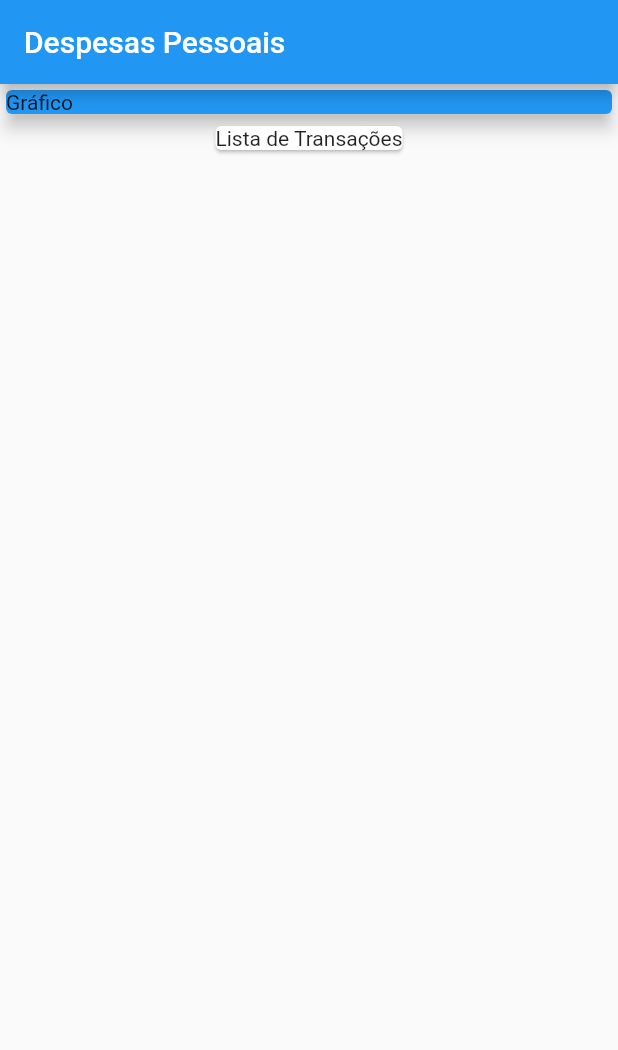
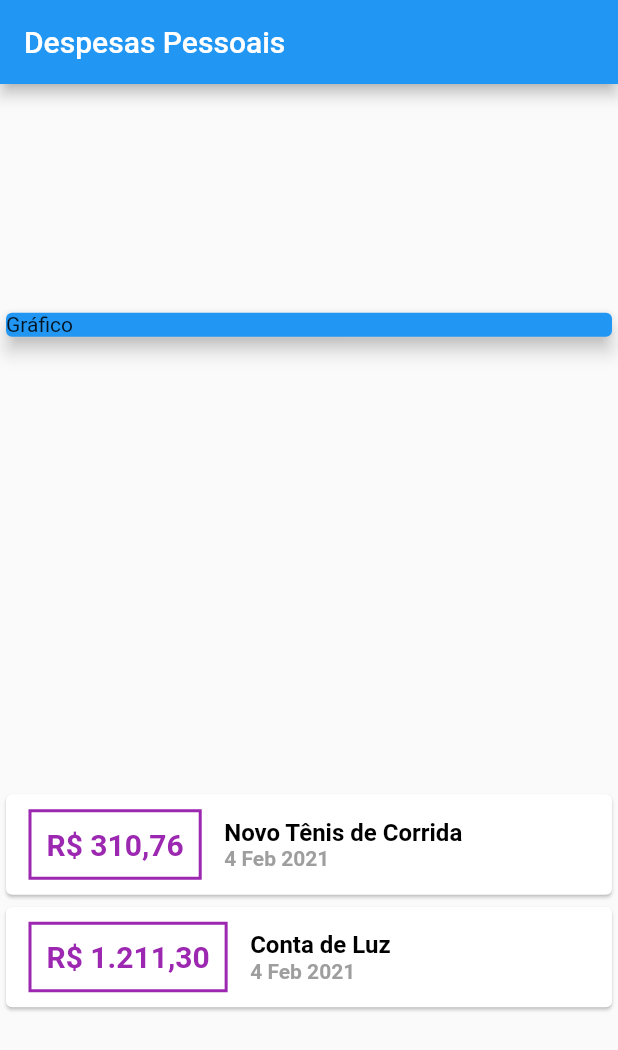
Before and after one commit to amedes-junior/expenses, a Flutter app: the screen it shows after launch, on a phone screen of 412 x 824 dp. Shown: the top 1050 px of the screen. Run offline on Flutter 3.47's test engine with Material 2 defaults, Android fonts, the phone set to English and light mode, and no system bars.

Commit message:
Expenses -> Fev, 04 de 2021 - Aula 89

```diff
--- a/lib/main.dart
+++ b/lib/main.dart
@@ -1,4 +1,6 @@
+import 'package:expenses/models/transaction.dart';
 import 'package:flutter/material.dart';
+import 'package:intl/intl.dart';
 
 main() => runApp(ExpendesesApp());
 
@@ -10,6 +12,16 @@ class ExpendesesApp extends StatelessWidget {
 }
 
 class MyHomePage extends StatelessWidget {
+  final _transactions = [
+    Transaction(
+        id: 't1',
+        title: 'Novo Tênis de Corrida',
+        value: 310.76,
+        date: DateTime.now()),
+    Transaction(
+        id: 't2', title: 'Conta de Luz', value: 1211.30, date: DateTime.now()),
+  ];
+
   @override
   Widget build(BuildContext context) {
     return Scaffold(
@@ -17,18 +29,63 @@ class MyHomePage extends StatelessWidget {
           title: Text('Despesas Pessoais'),
         ),
         body: Column(
+          mainAxisAlignment: MainAxisAlignment.spaceAround,
+          crossAxisAlignment: CrossAxisAlignment.stretch,
           children: [
             Container(
-            width: double.infinity,
               child: Card(
                 color: Colors.blue,
                 child: Text('Gráfico'),
                 elevation: 5,
               ),
             ),
-          Card(child: Text('Lista de Transações'))
+            Column(
+              children: _transactions.map((tr) {
+                return Card(
+                  child: Row(
+                    children: [
+                      Container(
+                        margin: EdgeInsets.symmetric(horizontal: 15, vertical: 10),
+                        decoration: BoxDecoration(
+                          border: Border.all(
+                            color: Colors.purple,
+                            width: 2
+                          )
+                        ),
+                        padding: EdgeInsets.all(10),
+                        child: Text(
+                          'R\$ ${NumberFormat("#,##0.00", "pt-BR").format(tr.value)}',
+                          style: TextStyle(
+                            fontWeight: FontWeight.bold,
+                            fontSize: 20,
+                            color: Colors.purple
+                          )
+                        ),
+                      ),
+                      Column(
+                        crossAxisAlignment: CrossAxisAlignment.start,
+                        children: [
+                          Text(tr.title,
+                          style: TextStyle(
+                              fontWeight:FontWeight.bold,
+                              fontSize: 16,
+                              color: Colors.black
+                            )),
+                          Text(
+                            DateFormat('d MMM y').format(tr.date),
+                            style: TextStyle(
+                              fontWeight: FontWeight.bold,
+                              color: Colors.grey
+                            )
+                          )
+                        ]
+                      )
                     ],
                   ),
                 );
+              }).toList(),
+            ),
+          ],
+        ));
   }
 }
--- /dev/null
+++ b/lib/models/transaction.dart
@@ -0,0 +1,15 @@
+import 'package:flutter/foundation.dart';
+
+class Transaction {
+  final String id;
+  final String title;
+  final double value;
+  final DateTime date;
+
+  Transaction({
+    @required this.id,
+    @required this.title,
+    @required this.value,
+    @required this.date,
+  });
+}
--- a/pubspec.yaml
+++ b/pubspec.yaml
@@ -23,6 +23,7 @@ environment:
 dependencies:
   flutter:
     sdk: flutter
+  intl: 0.16.1
 
 
   # The following adds the Cupertino Icons font to your application.
```
Also changed, not shown: pubspec.lock. Lines whose indentation alone changed are shown as unchanged.
